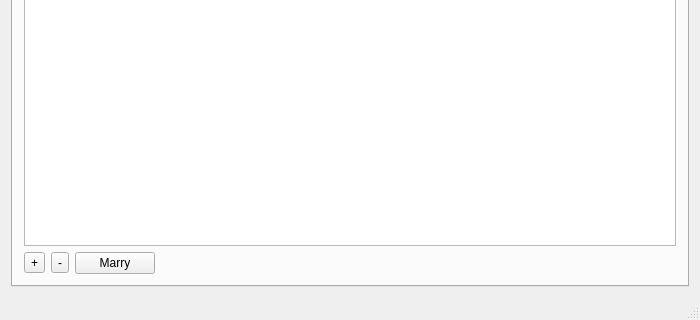
DORB/Verkur3GUI, file mainwindow.ui: the form before one commit; both pictures show x 0 to 700 and y 279 to 599 of the 700 by 599 pixel window.
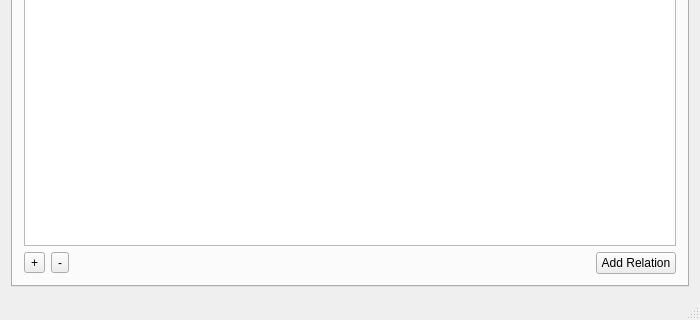
The form after the commit. The open tabs and pages were chosen to show the change. Icons and pictures are not drawn.

Commit message: AddRelations díalógur kominn fyrir Programmers

Diff of the .ui file:
```diff
--- a/mainwindow.ui
+++ b/mainwindow.ui
@@ -199,16 +199,6 @@
               </property>
              </widget>
             </item>
-            <item>
-             <widget class="QPushButton" name="button_programmers_marry">
-              <property name="toolTip">
-               <string>Connect Programmer to a Computer</string>
-              </property>
-              <property name="text">
-               <string>Marry</string>
-              </property>
-             </widget>
-            </item>
             <item>
              <spacer name="horizontalSpacer">
               <property name="orientation">
@@ -222,6 +212,13 @@
               </property>
              </spacer>
             </item>
+            <item>
+             <widget class="QPushButton" name="button_add_relation_programmer">
+              <property name="text">
+               <string>Add Relation</string>
+              </property>
+             </widget>
+            </item>
            </layout>
           </item>
          </layout>
```
Left out of the diff: 9 changed lines with no effect on the pictures. The commit also changes 11 other files.
